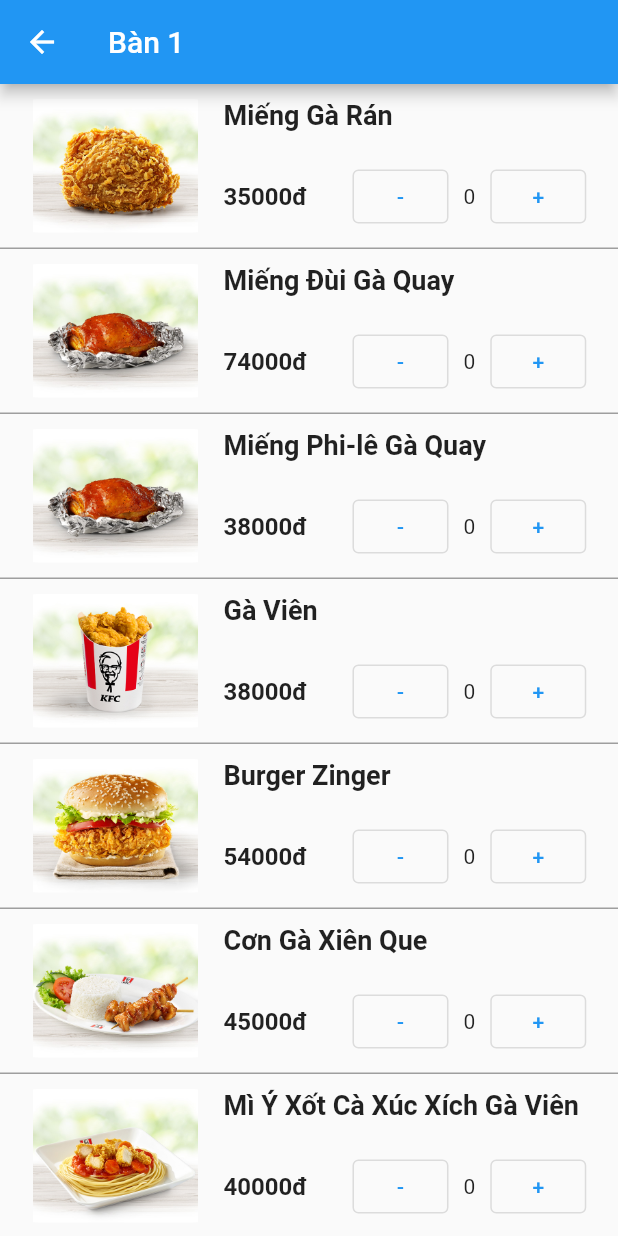
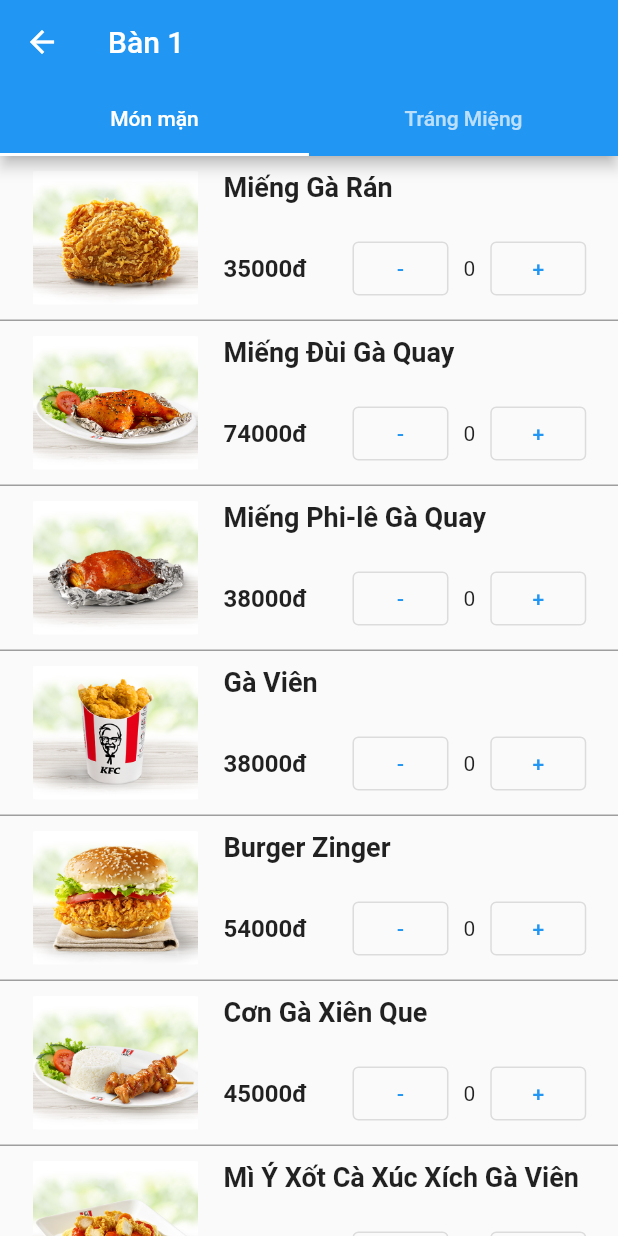
Before and after one commit to vinhpv910/restaurant_management_app, a Flutter app: the TablesScreen screen opened by its route, after a tap on "Bàn 1", on a phone screen of 412 x 824 dp. Run offline on Flutter 3.47's test engine with Material 2 defaults, Android fonts, the phone set to English and light mode, and no system bars.

Commit message:
21092023evening

```diff
--- a/lib/available_list/dishes_list.dart
+++ b/lib/available_list/dishes_list.dart
@@ -13,7 +13,7 @@ List<Dish> mainDishesList = [
     name: 'Miếng Đùi Gà Quay',
     price: 74000,
     state: true,
-    image: 'assets/images/miengphilegaquay.jpg',
+    image: 'assets/images/1miengduigaquay.jpg',
   ),
   Dish(
     id: '3',
--- a/lib/models/dish.dart
+++ b/lib/models/dish.dart
@@ -2,6 +2,7 @@ class Dish {
   final String id;
   final String name;
   final double price;
+  int quantity;
   bool? state;
   final String image;
 
@@ -9,6 +10,7 @@ class Dish {
     required this.id,
     required this.name,
     required this.price,
+    this.quantity = 0,
     this.state,
     required this.image,
   });
--- /dev/null
+++ b/lib/models/my_table.dart
@@ -0,0 +1,23 @@
+import './dish.dart';
+
+class MyTable {
+  final String id;
+  final String name;
+  bool state;
+  double total;
+  List<Dish> mainDishesListOfTable;
+  List<Dish> dessertDishesListOfTable;
+  DateTime? arrivalTime;
+  DateTime? finishedTime;
+
+  MyTable({
+    required this.id,
+    required this.name,
+    required this.state,
+    this.total = 0,
+    this.mainDishesListOfTable = const [],
+    this.dessertDishesListOfTable = const [],
+    this.arrivalTime,
+    this.finishedTime,
+  });
+}
--- a/lib/screens/dish_item.dart
+++ b/lib/screens/dish_item.dart
@@ -1,18 +1,22 @@
 import 'package:flutter/material.dart';
 
-class DishItem extends StatefulWidget {
-  final String name;
-  final double price;
-  final String image;
+import '../models/dish.dart';
+import '../models/my_table.dart';
 
-  DishItem(this.name, this.price, this.image);
+class DishItem extends StatelessWidget {
+  Dish dish;
+  MyTable table;
+  Function increaseQuantity;
+  Function decreaseQuantity;
+  Function totalBill;
 
-  @override
-  State<DishItem> createState() => _DishItemState();
-}
-
-class _DishItemState extends State<DishItem> {
-  final int quantity = 0;
+  DishItem(
+    this.dish,
+    this.table,
+    this.increaseQuantity,
+    this.decreaseQuantity,
+    this.totalBill,
+  );
 
   @override
   Widget build(BuildContext context) {
@@ -36,7 +40,7 @@ class _DishItemState extends State<DishItem> {
           ClipRRect(
             borderRadius: BorderRadius.circular(20),
             child: Image.asset(
-              widget.image,
+              dish.image,
               width: 48 * 3,
               height: 39 * 3,
             ),
@@ -46,7 +50,7 @@ class _DishItemState extends State<DishItem> {
             children: [
               Expanded(
                 child: Text(
-                  widget.name,
+                  dish.name,
                   style: TextStyle(
                     fontSize: 18,
                     fontWeight: FontWeight.bold,
@@ -56,7 +60,7 @@ class _DishItemState extends State<DishItem> {
               Row(
                 children: [
                   Text(
-                    widget.price.toStringAsFixed(0) + 'đ',
+                    dish.price.toStringAsFixed(0) + 'đ',
                     style: TextStyle(
                       fontSize: 16,
                       fontWeight: FontWeight.bold,
@@ -66,14 +70,20 @@ class _DishItemState extends State<DishItem> {
                     width: 30,
                   ),
                   OutlinedButton(
-                    onPressed: () {},
+                    onPressed: () => decreaseQuantity(
+                      dish.id,
+                      table,
+                    ),
                     child: Text('-'),
                   ),
                   Padding(
                       padding: EdgeInsets.all(10),
-                      child: Text(quantity.toString())),
+                      child: Text(dish.quantity.toString())),
                   OutlinedButton(
-                    onPressed: () {},
+                    onPressed: () => increaseQuantity(
+                      dish.id,
+                      table,
+                    ),
                     child: Text('+'),
                   ),
                 ],
--- a/lib/screens/dishes_screen.dart
+++ b/lib/screens/dishes_screen.dart
@@ -1,24 +1,117 @@
 import 'package:flutter/material.dart';
 
 import '../available_list/dishes_list.dart';
+import '../models/my_table.dart';
 import './dish_item.dart';
 
-class DishesScreen extends StatelessWidget {
+class DishesScreen extends StatefulWidget {
+  static const routeName = 'dishes_screen';
+
+  @override
+  State<DishesScreen> createState() => _DishesScreenState();
+}
+
+class _DishesScreenState extends State<DishesScreen> {
+  void increaseMainQuantity(String id, MyTable table1) {
+    if (table1.mainDishesListOfTable[int.parse(id) - 1].id == id) {
+      setState(() {
+        table1.mainDishesListOfTable[int.parse(id) - 1].quantity++;
+      });
+    }
+    totalBill(id, table1);
+  }
+
+  void increaseDessertQuantity(String id, MyTable table1) {
+    if (table1.dessertDishesListOfTable[int.parse(id) - 1].id == id) {
+      setState(() {
+        table1.dessertDishesListOfTable[int.parse(id) - 1].quantity++;
+      });
+    }
+  }
+
+  void decreaseMainQuantity(String id, MyTable table1) {
+    if (table1.mainDishesListOfTable[int.parse(id) - 1].id == id) {
+      setState(() {
+        table1.mainDishesListOfTable[int.parse(id) - 1].quantity--;
+      });
+    }
+  }
+
+  void decreaseDessertQuantity(String id, MyTable table1) {
+    if (table1.dessertDishesListOfTable[int.parse(id) - 1].id == id) {
+      setState(() {
+        table1.dessertDishesListOfTable[int.parse(id) - 1].quantity--;
+      });
+    }
+  }
+
+  void totalBill(String id, MyTable table1) {
+    for (int i = 0; i < table1.mainDishesListOfTable.length; i++) {
+      if (table1.mainDishesListOfTable[i].quantity > 0) {
+        table1.total += table1.mainDishesListOfTable[i].price *
+            table1.mainDishesListOfTable[i].quantity;
+      }
+    }
+    for (int i = 0; i < table1.dessertDishesListOfTable.length; i++) {
+      if (table1.dessertDishesListOfTable[i].quantity > 0) {
+        table1.total += table1.dessertDishesListOfTable[i].price *
+            table1.dessertDishesListOfTable[i].quantity;
+      }
+    }
+    for (int i = 0; i < table1.mainDishesListOfTable.length; i++) {
+      print(table1.mainDishesListOfTable[i].quantity);
+    }
+    for (int i = 0; i < table1.dessertDishesListOfTable.length; i++) {
+      print(table1.dessertDishesListOfTable[i].quantity);
+    }
+  }
+
   @override
   Widget build(BuildContext context) {
-    final routeArgs =
-        ModalRoute.of(context)!.settings.arguments as Map<String, String>;
-    final name = routeArgs['name'];
+    final routeArgs = ModalRoute.of(context)!.settings.arguments as MyTable;
+    MyTable table = routeArgs;
+    table.mainDishesListOfTable = mainDishesList;
+    table.dessertDishesListOfTable = dessertDishesList;
 
-    return Scaffold(
-      appBar: AppBar(
-        title: Text(name!),
-      ),
-      body: Center(
-        child: ListView(
-          children: mainDishesList.map((index) {
-            return DishItem(index.name, index.price, index.image);
-          }).toList(),
+    return DefaultTabController(
+      length: 2,
+      child: Scaffold(
+        appBar: AppBar(
+          title: Text(table.name),
+          bottom: TabBar(
+            tabs: [
+              Tab(
+                child: Text('Món mặn'),
+              ),
+              Tab(
+                child: Text('Tráng Miệng'),
+              ),
+            ],
+          ),
+        ),
+        body: TabBarView(
+          children: [
+            ListView.builder(
+              itemCount: table.mainDishesListOfTable.length,
+              itemBuilder: (context, index) => DishItem(
+                table.mainDishesListOfTable[index],
+                table,
+                increaseMainQuantity,
+                decreaseMainQuantity,
+                totalBill,
+              ),
+            ),
+            ListView.builder(
+              itemCount: table.dessertDishesListOfTable.length,
+              itemBuilder: (context, index) => DishItem(
+                table.dessertDishesListOfTable[index],
+                table,
+                increaseDessertQuantity,
+                decreaseDessertQuantity,
+                totalBill,
+              ),
+            ),
+          ],
         ),
       ),
     );
--- a/lib/screens/table_item.dart
+++ b/lib/screens/table_item.dart
@@ -1,11 +1,12 @@
 import 'package:flutter/material.dart';
+
 import '../screens/dishes_screen.dart';
+import '../models/my_table.dart';
 
 class TableItem extends StatefulWidget {
-  String name;
-  bool state;
+  MyTable table;
 
-  TableItem(this.name, this.state);
+  TableItem(this.table);
 
   @override
   State<TableItem> createState() => _TableItemState();
@@ -14,10 +15,8 @@ class TableItem extends StatefulWidget {
 class _TableItemState extends State<TableItem> {
   void goDishesScreen(BuildContext ctx) {
     Navigator.of(context).pushNamed(
-      'dishes_screen',
-      arguments: {
-        'name': widget.name,
-      },
+      DishesScreen.routeName,
+      arguments: widget.table,
     );
   }
 
@@ -39,7 +38,7 @@ class _TableItemState extends State<TableItem> {
               ),
               Expanded(
                 child: Text(
-                  widget.name,
+                  widget.table.name,
                   style: TextStyle(
                     fontSize: 20,
                     fontWeight: FontWeight.bold,
@@ -50,7 +49,8 @@ class _TableItemState extends State<TableItem> {
                 padding: EdgeInsets.all(10),
                 child: CircleAvatar(
                   radius: 8,
-                  backgroundColor: widget.state ? Colors.green : Colors.red,
+                  backgroundColor:
+                      widget.table.state ? Colors.green : Colors.red,
                 ),
               ),
             ],
--- a/lib/screens/tables_screen.dart
+++ b/lib/screens/tables_screen.dart
@@ -1,9 +1,12 @@
 import 'package:flutter/material.dart';
 
 import '../available_list/table_list.dart';
+import '../models/my_table.dart';
 import './table_item.dart';
 
 class TablesScreen extends StatelessWidget {
+  static const routeName = 'tables_screen';
+
   @override
   Widget build(BuildContext context) {
     return Scaffold(
@@ -19,7 +22,7 @@ class TablesScreen extends StatelessWidget {
           crossAxisSpacing: 20,
         ),
         children: tableList.map((index) {
-          return TableItem(index.name, index.state);
+          return TableItem(index);
         }).toList(),
       ),
     );
--- a/lib/screens/welcome_screen.dart
+++ b/lib/screens/welcome_screen.dart
@@ -6,7 +6,7 @@ class WelcomeScreen extends StatelessWidget {
   const WelcomeScreen({super.key});
 
   void goTablesScreen(BuildContext ctx) {
-    Navigator.of(ctx).pushNamed('tables_screen');
+    Navigator.of(ctx).pushNamed(TablesScreen.routeName);
   }
 
   @override
```
Also changed, not shown: lib/available_list/map.dart (added, +45 -0 lines), lib/available_list/table_list.dart (+12 -22 lines), lib/main.dart (+11 -7 lines), lib/models/table.dart (deleted, +0 -16 lines).
